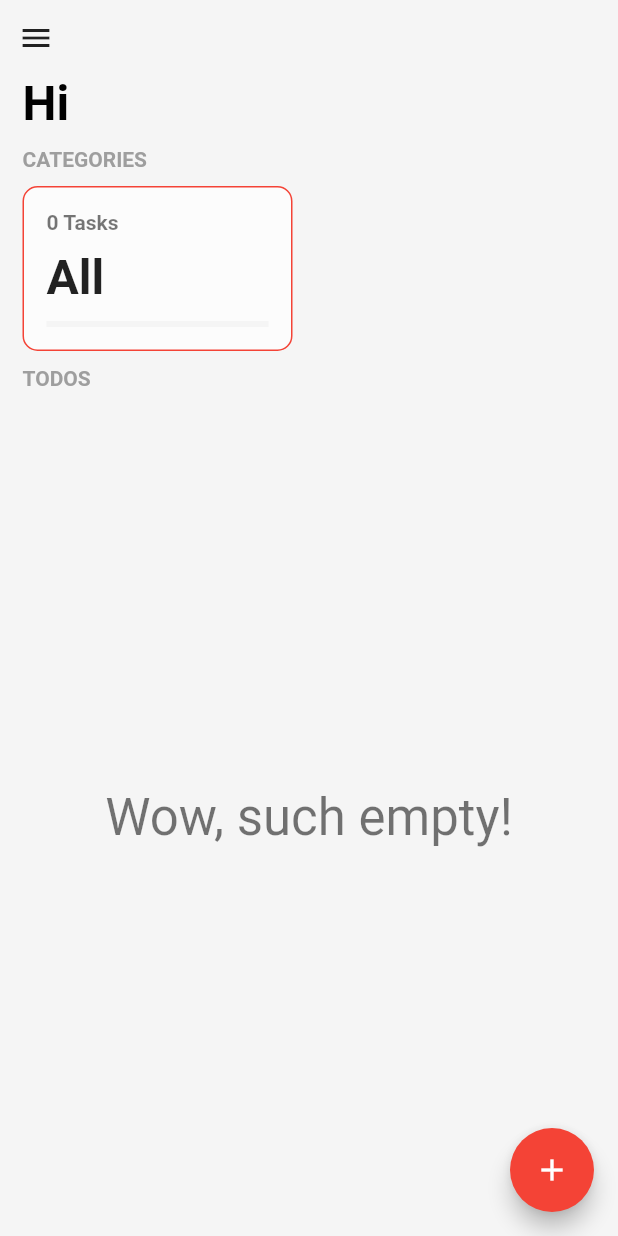
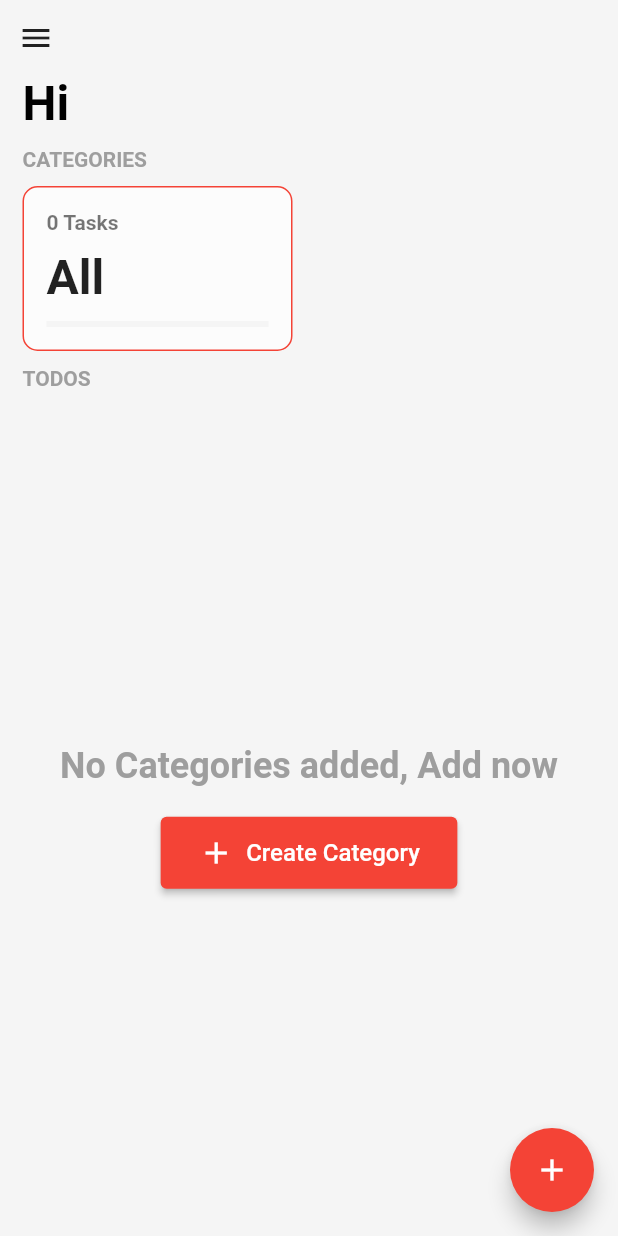
Before and after one commit to Imagine-Me/todo, a Flutter app: the HomeScreen screen opened by its route, on a phone screen of 412 x 824 dp. Run offline on Flutter 3.47's test engine with Material 2 defaults, Android fonts, the phone set to English and light mode, and no system bars; our stand-ins replace bloc, drift, flutter_bloc; accounts and stored records are empty; generated files the repository leaves out were written again.

Commit message:
add empty texts

```diff
--- a/lib/src/presentation/screens/home.dart
+++ b/lib/src/presentation/screens/home.dart
@@ -19,6 +19,43 @@ class HomeScreen extends StatelessWidget {
         child: const Icon(Icons.add),
       );
     });
+  }
+
+  Widget addCategory(context) {
+    return Center(
+      child: Column(
+        mainAxisAlignment: MainAxisAlignment.center,
+        children: [
+          Text(
+            'No Categories added, Add now',
+            textAlign: TextAlign.center,
+            style: Theme.of(context).textTheme.headline3,
+          ),
+          const SizedBox(
+            height: 20,
+          ),
+          ElevatedButton.icon(
+            onPressed: () {
+              Navigator.of(context).pushNamed('/category');
+            },
+            icon: const Icon(Icons.add),
+            label: const Text('Create Category'),
+            style: ElevatedButton.styleFrom(
+                padding:
+                    const EdgeInsets.symmetric(vertical: 12, horizontal: 25)),
+          )
+        ],
+      ),
+    );
+  }
+
+  Widget todoEmpty(context) {
+    return Center(
+      child: Text(
+        'Wow, such empty!',
+        style: Theme.of(context).textTheme.headline3,
+      ),
+    );
   }
 
   List<Widget> topSection() {
@@ -174,8 +211,11 @@ class HomeScreen extends StatelessWidget {
           Expanded(
             child: BlocBuilder<TodoBloc, TodoState>(builder: (context, state) {
               if (state is TodoLoaded) {
-                if(state.todos.isEmpty){
-                  return Center(child: Text('Wow, such empty!',style: Theme.of(context).textTheme.headline4,),);
+                if (state.categoryState.categories.isEmpty) {
+                  return addCategory(context);
+                }
+                if (state.todos.isEmpty) {
+                  return todoEmpty(context);
                 }
                 return ListView.builder(
                   itemCount: state.todoCard.length,
```
Also changed, not shown: lib/src/presentation/screens/category.dart (+12 -0 lines), lib/src/presentation/theme/theme.dart (+14 -8 lines).
